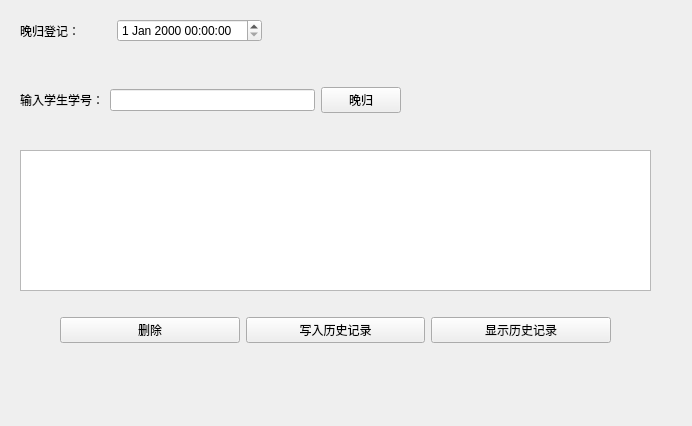
The window that StudentDormManage/formforwangui.ui (ThocatsYoung/StuDormMana) describes before a commit, drawn with Qt 5.
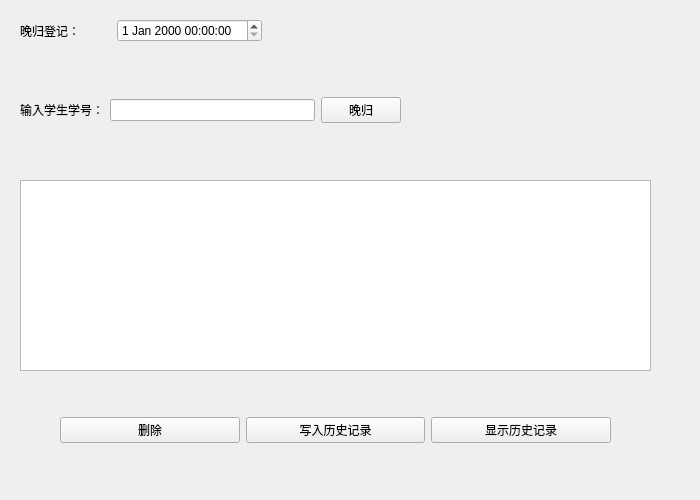
The same window after the commit.

The edit to the form file:
```diff
--- a/StudentDormManage/formforwangui.ui
+++ b/StudentDormManage/formforwangui.ui
@@ -6,8 +6,8 @@
    <rect>
     <x>0</x>
     <y>0</y>
-    <width>692</width>
-    <height>426</height>
+    <width>700</width>
+    <height>500</height>
    </rect>
   </property>
   <property name="windowTitle">
@@ -17,7 +17,7 @@
    <property name="geometry">
     <rect>
      <x>20</x>
-     <y>60</y>
+     <y>70</y>
      <width>381</width>
      <height>80</height>
     </rect>
@@ -46,9 +46,9 @@
    <property name="geometry">
     <rect>
      <x>20</x>
-     <y>150</y>
+     <y>180</y>
      <width>631</width>
-     <height>141</height>
+     <height>191</height>
     </rect>
    </property>
    <attribute name="horizontalHeaderStretchLastSection">
@@ -59,7 +59,7 @@
    <property name="geometry">
     <rect>
      <x>60</x>
-     <y>310</y>
+     <y>410</y>
      <width>551</width>
      <height>41</height>
     </rect>
```
